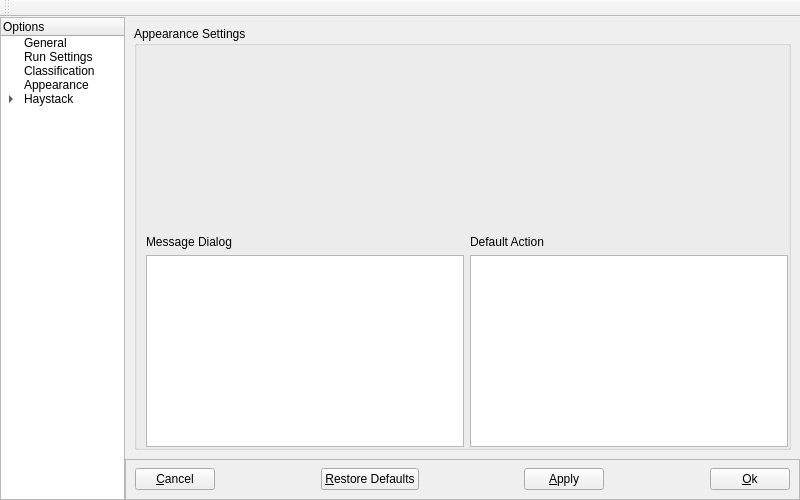
This is NovaGUI/UI/novaconfig.ui in altf4/Nova as Qt 5 draws it before an edit. The edited form follows.
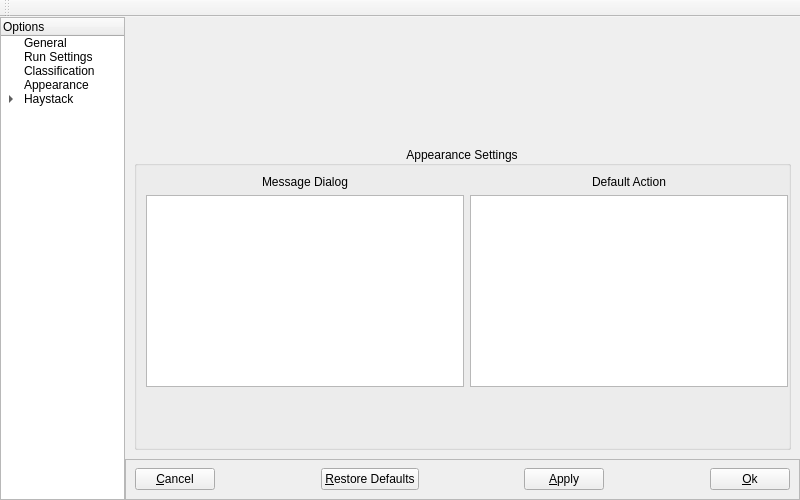
This is the edited form. The open tabs and pages were chosen to show the change.

Commit message:
Qt: Fix profile renaming bug, update and minor tweak to novaconfig.ui
Fix prof rename bug:  We were previously assuming an item for a node based list would exist for a profile, however this is not the case for unused
profiles, we now check for NULL before updating, if the value is null no action is needed.

Update default indicies for novaconfig, we now open to the general
settings page  and when viewing profiles we view the general profile options by default instead of the ports and services tabs.

Added a few spacers to make novaconfig look  cleaner and more professional.

Diff of the .ui file:
```diff
--- a/NovaGUI/UI/novaconfig.ui
+++ b/NovaGUI/UI/novaconfig.ui
@@ -1034,12 +1034,28 @@
          </layout>
         </widget>
         <widget class="QWidget" name="appearancePage">
-         <layout class="QHBoxLayout" name="appearanceHBox">
+         <layout class="QVBoxLayout" name="verticalLayout_2">
+          <item>
+           <spacer name="appearanceGroupTopVSpacer">
+            <property name="orientation">
+             <enum>Qt::Vertical</enum>
+            </property>
+            <property name="sizeHint" stdset="0">
+             <size>
+              <width>20</width>
+              <height>40</height>
+             </size>
+            </property>
+           </spacer>
+          </item>
           <item>
            <widget class="QGroupBox" name="apSettingsGroupBox">
             <property name="title">
              <string>Appearance Settings</string>
             </property>
+            <property name="alignment">
+             <set>Qt::AlignCenter</set>
+            </property>
             <property name="flat">
              <bool>true</bool>
             </property>
@@ -1050,35 +1066,56 @@
              <property name="bottomMargin">
               <number>0</number>
              </property>
-             <item row="1" column="0">
+             <item row="0" column="0">
               <widget class="QLabel" name="msgTypeLabel">
+               <property name="sizePolicy">
+                <sizepolicy hsizetype="Preferred" vsizetype="Fixed">
+                 <horstretch>0</horstretch>
+                 <verstretch>0</verstretch>
+                </sizepolicy>
+               </property>
                <property name="text">
                 <string>Message Dialog</string>
                </property>
+               <property name="alignment">
+                <set>Qt::AlignCenter</set>
+               </property>
               </widget>
              </item>
-             <item row="1" column="1">
+             <item row="0" column="1">
               <widget class="QLabel" name="defaultActionLabel">
+               <property name="sizePolicy">
+                <sizepolicy hsizetype="Preferred" vsizetype="Fixed">
+                 <horstretch>0</horstretch>
+                 <verstretch>0</verstretch>
+                </sizepolicy>
+               </property>
                <property name="text">
                 <string>Default Action</string>
                </property>
+               <property name="alignment">
+                <set>Qt::AlignCenter</set>
+               </property>
               </widget>
              </item>
-             <item row="2" column="0">
+             <item row="1" column="0">
               <widget class="QListWidget" name="msgTypeListWidget"/>
              </item>
-             <item row="2" column="1">
+             <item row="1" column="1">
               <widget class="QListWidget" name="defaultActionListWidget"/>
              </item>
-             <item row="0" column="0" colspan="2">
+             <item row="2" column="0" colspan="2">
               <spacer name="appearnceVSpacer">
                <property name="orientation">
                 <enum>Qt::Vertical</enum>
                </property>
+               <property name="sizeType">
+                <enum>QSizePolicy::MinimumExpanding</enum>
+               </property>
                <property name="sizeHint" stdset="0">
                 <size>
                  <width>20</width>
-                 <height>40</height>
+                 <height>60</height>
                 </size>
                </property>
               </spacer>
```
Left out of the diff: 15 changed lines with no effect on the pictures. The commit also changes 1 other file.
